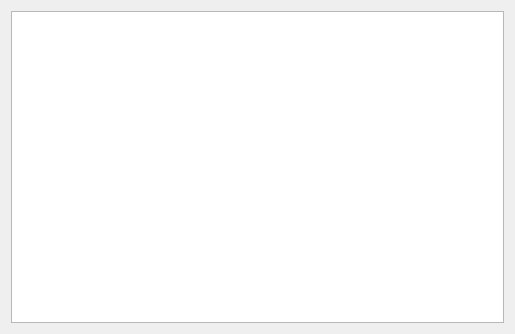
Above: akonadi/akonadi-dialog.ui from KDE/akunambol before the change. Below: the same form after it.
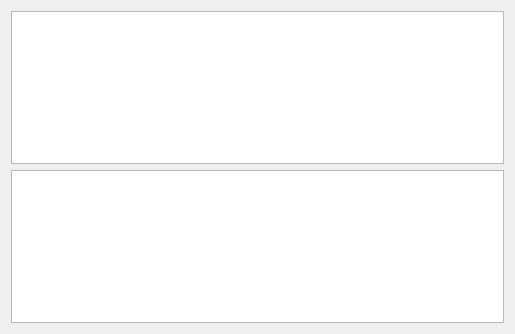
That is the form after the change.

Commit message: connect slots and generally get closer

Patch:
```diff
--- a/akonadi/akonadi-dialog.ui
+++ b/akonadi/akonadi-dialog.ui
@@ -17,6 +17,9 @@
    <item row="0" column="0">
     <widget class="QTableWidget" name="tableWidget"/>
    </item>
+   <item row="1" column="0">
+    <widget class="QTableWidget" name="contactsTable"/>
+   </item>
   </layout>
  </widget>
  <layoutdefault spacing="6" margin="11"/>
```
Left out of the diff: 3 changed lines with no effect on the pictures. The commit also changes 2 other files.
